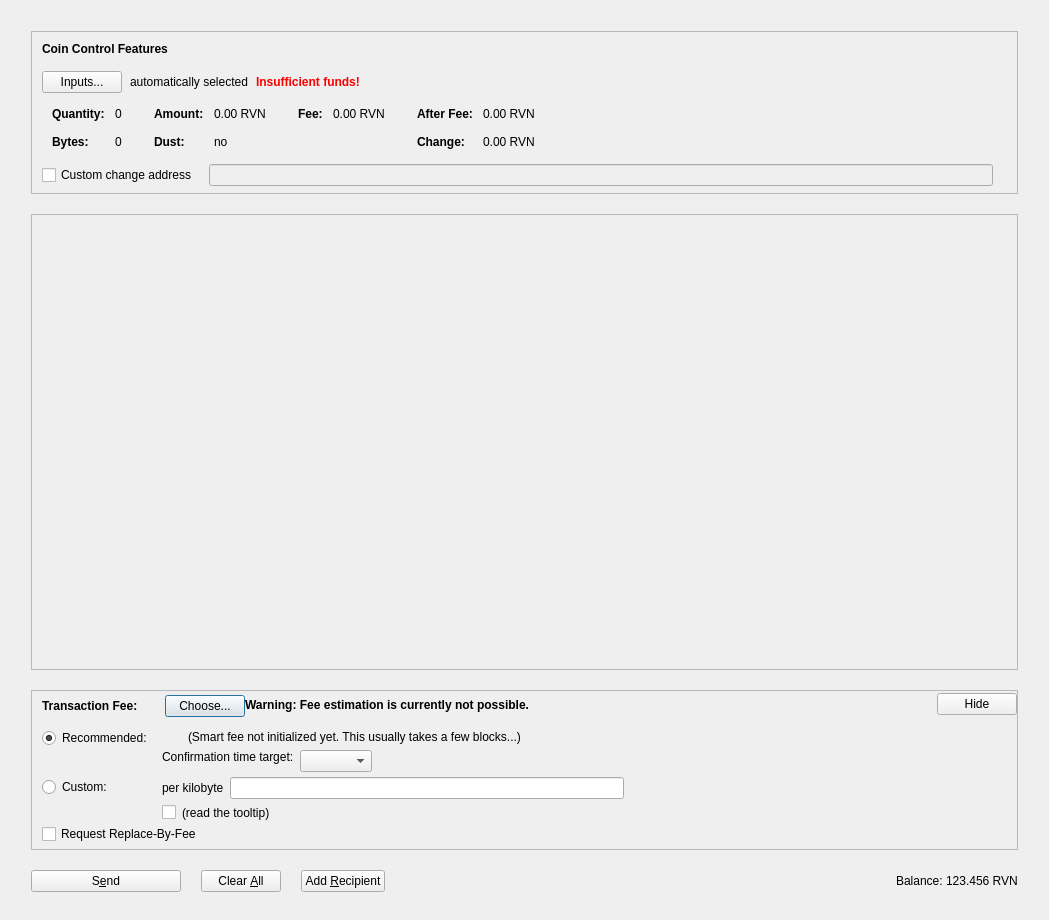
Qt form src/qt/forms/sendcoinsdialog.ui (RavenProject/Ravencoin) before a commit.
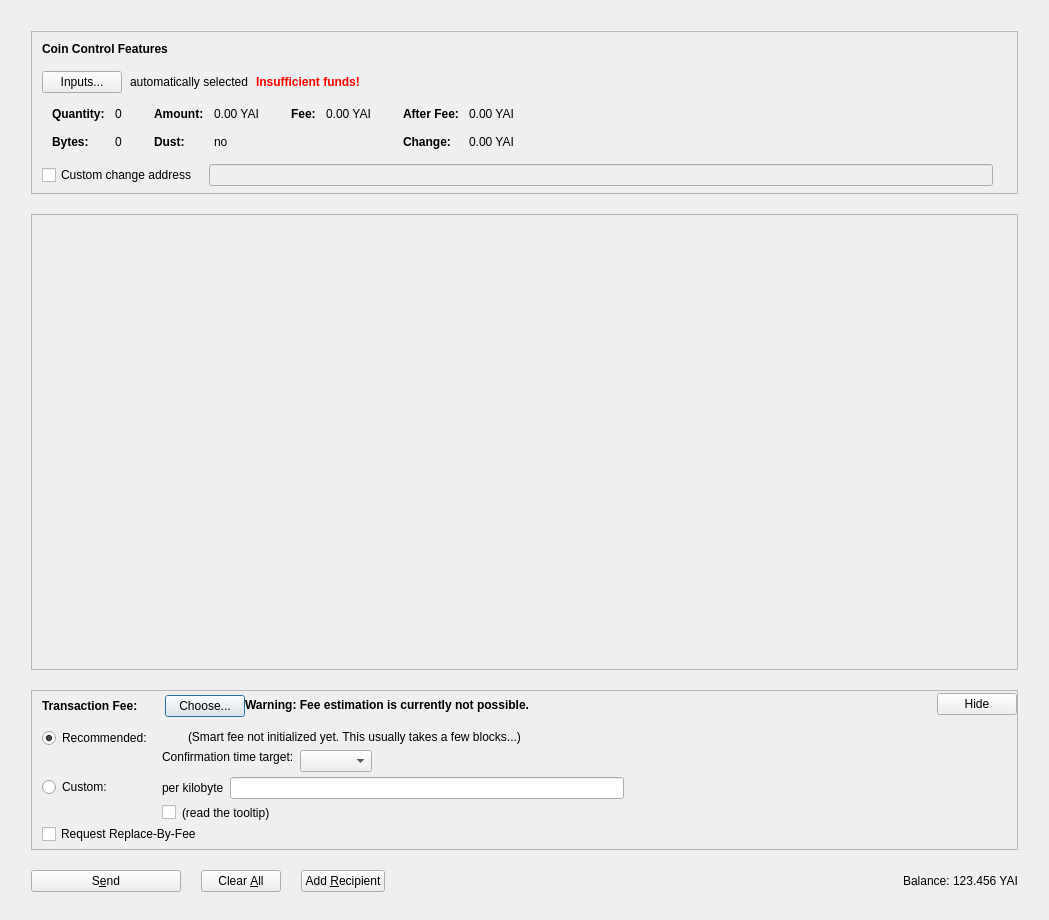
The same form after that commit. Icons and pictures are not drawn. Custom widgets are drawn as their Qt base class.

Patch:
```diff
--- a/src/qt/forms/sendcoinsdialog.ui
+++ b/src/qt/forms/sendcoinsdialog.ui
@@ -341,7 +341,7 @@
                     <enum>Qt::ActionsContextMenu</enum>
                    </property>
                    <property name="text">
-                    <string notr="true">0.00 RVN</string>
+                    <string notr="true">0.00 YAI</string>
                    </property>
                    <property name="textInteractionFlags">
                     <set>Qt::LinksAccessibleByMouse|Qt::TextSelectableByKeyboard|Qt::TextSelectableByMouse</set>
@@ -421,7 +421,7 @@
                     <enum>Qt::ActionsContextMenu</enum>
                    </property>
                    <property name="text">
-                    <string notr="true">0.00 RVN</string>
+                    <string notr="true">0.00 YAI</string>
                    </property>
                    <property name="textInteractionFlags">
                     <set>Qt::LinksAccessibleByMouse|Qt::TextSelectableByKeyboard|Qt::TextSelectableByMouse</set>
@@ -472,7 +472,7 @@
                     <enum>Qt::ActionsContextMenu</enum>
                    </property>
                    <property name="text">
-                    <string notr="true">0.00 RVN</string>
+                    <string notr="true">0.00 YAI</string>
                    </property>
                    <property name="textInteractionFlags">
                     <set>Qt::LinksAccessibleByMouse|Qt::TextSelectableByKeyboard|Qt::TextSelectableByMouse</set>
@@ -501,7 +501,7 @@
                     <enum>Qt::ActionsContextMenu</enum>
                    </property>
                    <property name="text">
-                    <string notr="true">0.00 RVN</string>
+                    <string notr="true">0.00 YAI</string>
                    </property>
                    <property name="textInteractionFlags">
                     <set>Qt::LinksAccessibleByMouse|Qt::TextSelectableByKeyboard|Qt::TextSelectableByMouse</set>
@@ -1267,7 +1267,7 @@
             <cursorShape>IBeamCursor</cursorShape>
            </property>
            <property name="text">
-            <string notr="true">123.456 RVN</string>
+            <string notr="true">123.456 YAI</string>
            </property>
            <property name="textInteractionFlags">
             <set>Qt::LinksAccessibleByMouse|Qt::TextSelectableByKeyboard|Qt::TextSelectableByMouse</set>
```
